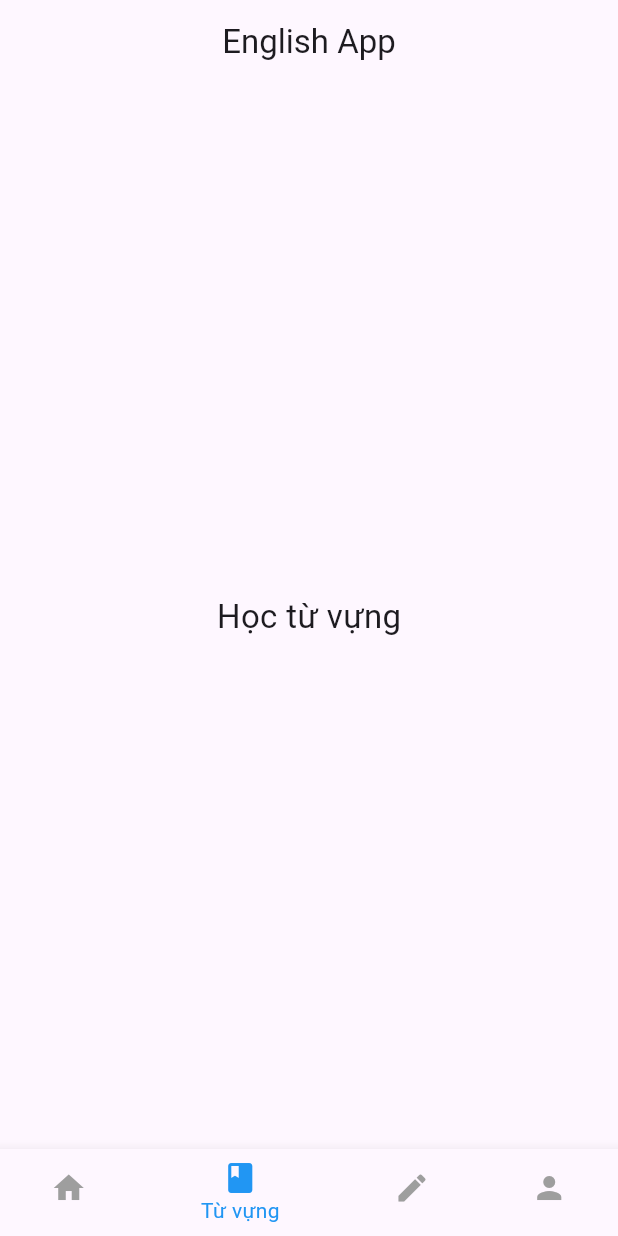
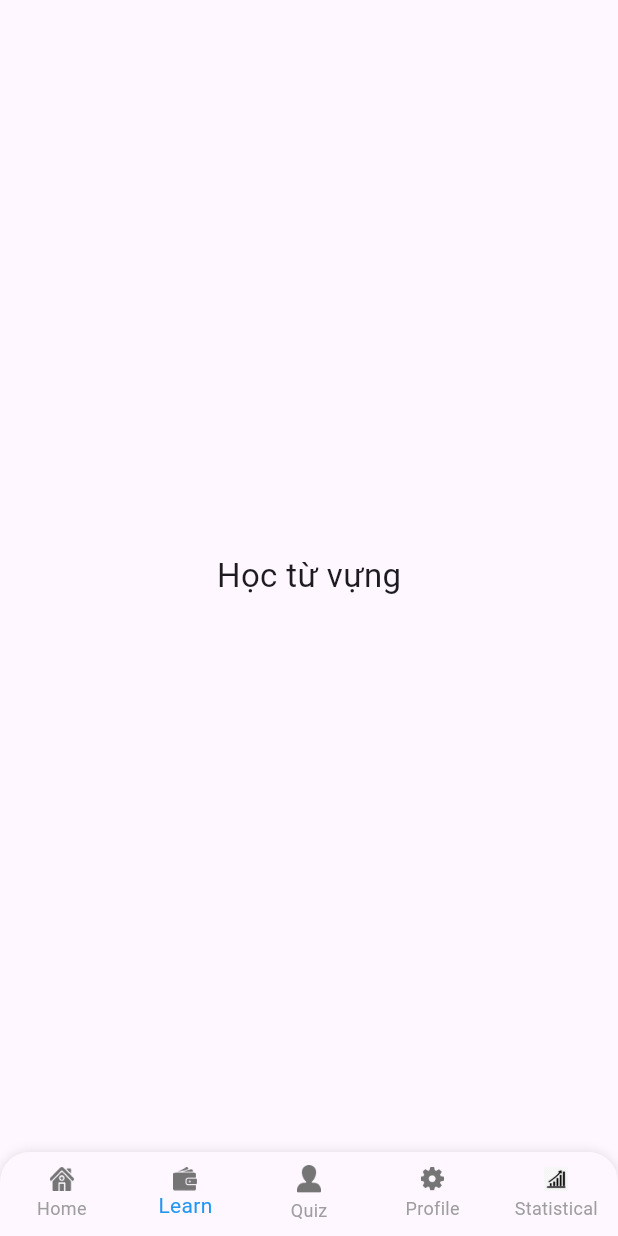
Before and after one commit to DinhHieu2004/study_e_flutter, a Flutter app: the screen it shows after launch, item 2 of the bottom bar chosen, on a phone screen of 412 x 824 dp. Run offline on Flutter 3.47's test engine with Material 3 defaults, Android fonts, the light colour scheme and no system bars; our stand-ins replace flutter_riverpod.

Commit message:
feat: home navbar

```diff
--- a/lib/main.dart
+++ b/lib/main.dart
@@ -1,43 +1,28 @@
 import 'package:flutter/material.dart';
-import 'package:flutter_riverpod/flutter_riverpod.dart'; // ĐÃ ĐỔI
-
+import 'package:flutter_riverpod/flutter_riverpod.dart';
 import 'pages/home_page.dart';
 import 'pages/vocabulary_page.dart';
 import 'pages/exercise_page.dart';
 import 'pages/profile_page.dart';
-import 'controllers/quiz_controller.dart'; // Vẫn giữ controller
 
-// KHAI BÁO PROVIDER VỚI RIVERPOD
-// Sử dụng ChangeNotifierProvider để quản lý QuizController (được kế thừa từ ChangeNotifier)
-final quizControllerProvider = ChangeNotifierProvider<QuizController>((ref) {
-  return QuizController();
-});
-
+void main() {
+  runApp(const ProviderScope(child: MyApp()));
+}
 
 class MyApp extends StatelessWidget {
   const MyApp({super.key});
 
   @override
   Widget build(BuildContext context) {
-    return const MaterialApp(
+    return MaterialApp(
       debugShowCheckedModeBanner: false,
-      home: MainLayout(),
+      title: "English App",
+      theme: ThemeData(primarySwatch: Colors.blue),
+      home: const MainLayout(),
     );
   }
 }
 
-// =========================================================================
-void main() {
-  // BẮT BUỘC BỌC ỨNG DỤNG BẰNG ProviderScope
-  runApp(
-    const ProviderScope( // <--- BƯỚC CẦN THIẾT CHO RIVERPOD
-      child: MyApp(),
-    ),
-  );
-}
-// =========================================================================
-
-// ... Giữ nguyên MainLayout vì nó không sử dụng Provider trực tiếp
 class MainLayout extends StatefulWidget {
   const MainLayout({super.key});
 
@@ -58,30 +43,55 @@ class _MainLayoutState extends State<MainLayout> {
   @override
   Widget build(BuildContext context) {
     return Scaffold(
-      appBar: AppBar(
-        title: const Text("English App"),
-        centerTitle: true,
+      body: _pages[_currentIndex],
+      bottomNavigationBar: Container(
+        decoration: const BoxDecoration(
+          color: Colors.white,
+          borderRadius: BorderRadius.only(
+            topLeft: Radius.circular(20),
+            topRight: Radius.circular(20),
           ),
-      body: _pages[_currentIndex],
-      bottomNavigationBar: BottomNavigationBar(
+          boxShadow: [BoxShadow(color: Colors.black12, blurRadius: 6)],
+        ),
+        child: ClipRRect(
+          borderRadius: const BorderRadius.only(
+            topLeft: Radius.circular(20),
+            topRight: Radius.circular(20),
+          ),
+          child: BottomNavigationBar(
+            type: BottomNavigationBarType.fixed,
             currentIndex: _currentIndex,
-        onTap: (value) {
-          setState(() {
-            _currentIndex = value;
-          });
-        },
             selectedItemColor: Colors.blue,
             unselectedItemColor: Colors.grey,
-        items: const [
+
+            onTap: (index) {
+              setState(() => _currentIndex = index);
+            },
+
+            items: [
               BottomNavigationBarItem(
-              icon: Icon(Icons.home), label: "Home"),
+                icon: Image.asset("assets/icons/bottom_btn1.png", width: 16),
+                label: "Home",
+              ),
               BottomNavigationBarItem(
-              icon: Icon(Icons.book), label: "Từ vựng"),
+                icon: Image.asset("assets/icons/bottom_btn2.png", width: 16),
+                label: "Learn",
+              ),
               BottomNavigationBarItem(
-              icon: Icon(Icons.edit), label: "Bài tập"),
+                icon: Image.asset("assets/icons/bottom_btn3.png", width: 16),
+                label: "Quiz",
+              ),
               BottomNavigationBarItem(
-              icon: Icon(Icons.person), label: "Tôi"),
+                icon: Image.asset("assets/icons/bottom_btn4.png", width: 16),
+                label: "Profile",
+              ),
+              BottomNavigationBarItem(
+                icon: Image.asset("assets/icons/ic_statistics.png",width: 16,height: 16,),
+                label: "Statistical",
+              ),
             ],
+          ),
+        ),
       ),
     );
   }
--- /dev/null
+++ b/lib/pages/main_layout.dart
@@ -0,0 +1,85 @@
+import 'package:flutter/material.dart';
+import 'home_page.dart';
+import 'vocabulary_page.dart';
+import 'exercise_page.dart';
+import 'profile_page.dart';
+
+class MainLayout extends StatefulWidget {
+  const MainLayout({super.key});
+
+  @override
+  State<MainLayout> createState() => _MainLayoutState();
+}
+
+class _MainLayoutState extends State<MainLayout> {
+  int _currentIndex = 0;
+
+  final List<Widget> _pages = const [
+    HomePage(),
+    VocabularyPage(),
+    ExercisePage(),
+    ProfilePage(),
+  ];
+
+  @override
+  Widget build(BuildContext context) {
+    return Scaffold(
+      backgroundColor: Colors.white,
+
+      body: Column(
+        children: [
+          Expanded(
+            child: _pages[_currentIndex],
+          ),
+
+          Container(
+            height: 1,
+            width: double.infinity,
+            color: const Color(0xffB4B4B4),
+          ),
+
+          // ========== Bottom Navigation ==========
+          Container(
+            decoration: BoxDecoration(
+              color: Colors.white,
+              boxShadow: [
+                BoxShadow(
+                  color: Colors.black.withOpacity(0.1),
+                  offset: const Offset(0, -2),
+                  blurRadius: 6,
+                ),
+              ],
+            ),
+            child: BottomNavigationBar(
+              currentIndex: _currentIndex,
+              type: BottomNavigationBarType.fixed,
+              backgroundColor: Colors.transparent,
+              elevation: 0,
+              selectedItemColor: Colors.blue,
+              unselectedItemColor: Colors.grey,
+              onTap: (i) => setState(() => _currentIndex = i),
+              items: const [
+                BottomNavigationBarItem(
+                  icon: Icon(Icons.home),
+                  label: "Home",
+                ),
+                BottomNavigationBarItem(
+                  icon: Icon(Icons.book),
+                  label: "Từ vựng",
+                ),
+                BottomNavigationBarItem(
+                  icon: Icon(Icons.edit),
+                  label: "Bài tập",
+                ),
+                BottomNavigationBarItem(
+                  icon: Icon(Icons.person),
+                  label: "Tôi",
+                ),
+              ],
+            ),
+          ),
+        ],
+      ),
+    );
+  }
+}
--- a/pubspec.yaml
+++ b/pubspec.yaml
@@ -56,7 +56,8 @@ dev_dependencies:
 
 # The following section is specific to Flutter packages.
 flutter:
-
+  assets:
+    - assets/icons/
   # The following line ensures that the Material Icons font is
   # included with your application, so that you can use the icons in
   # the material Icons class.
```
Also changed, not shown: lib/pages/exercise_page.dart (+5 -15 lines), assets/icons/back.png (added), assets/icons/bottom_btn1.png (added), assets/icons/bottom_btn2.png (added), assets/icons/bottom_btn3.png (added), assets/icons/bottom_btn4.png (added), assets/icons/ic_statistics.png (added). Lines whose indentation alone changed are shown as unchanged.
